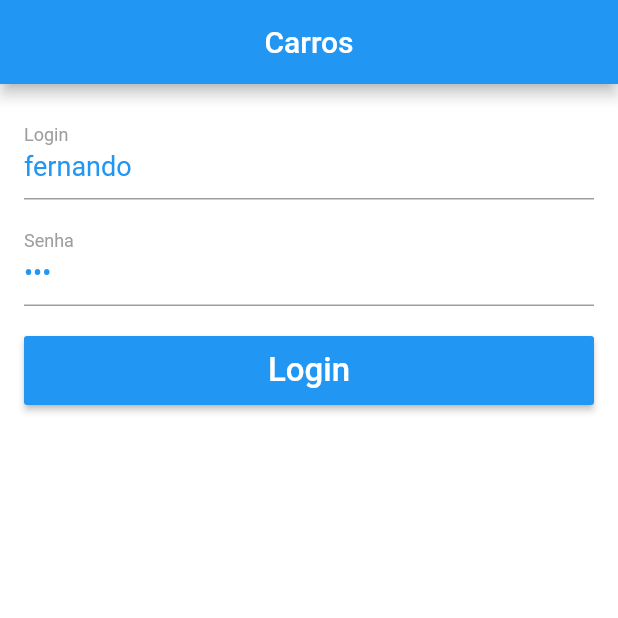
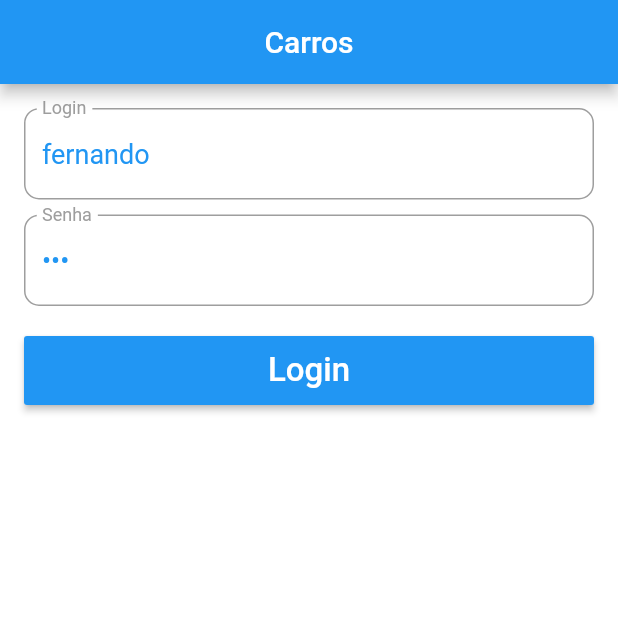
Before and after one commit to fgarcia1401/carros, a Flutter app: the screen it shows after launch, on a phone screen of 412 x 824 dp, the top half of it. Run offline on Flutter 3.47's test engine with Material 2 defaults, Android fonts, the phone set to English and light mode, and no system bars.

Commit message:
Circular Radius

```diff
--- a/lib/widgets/app_text.dart
+++ b/lib/widgets/app_text.dart
@@ -44,6 +44,9 @@ class AppText extends StatelessWidget {
         color: Colors.blue,
       ),
       decoration: InputDecoration(
+        border: OutlineInputBorder(
+          borderRadius: BorderRadius.circular(10)
+        ),
           labelText: label,
           labelStyle: TextStyle(fontSize: 16, color: Colors.grey),
           hintText: hint,
```
